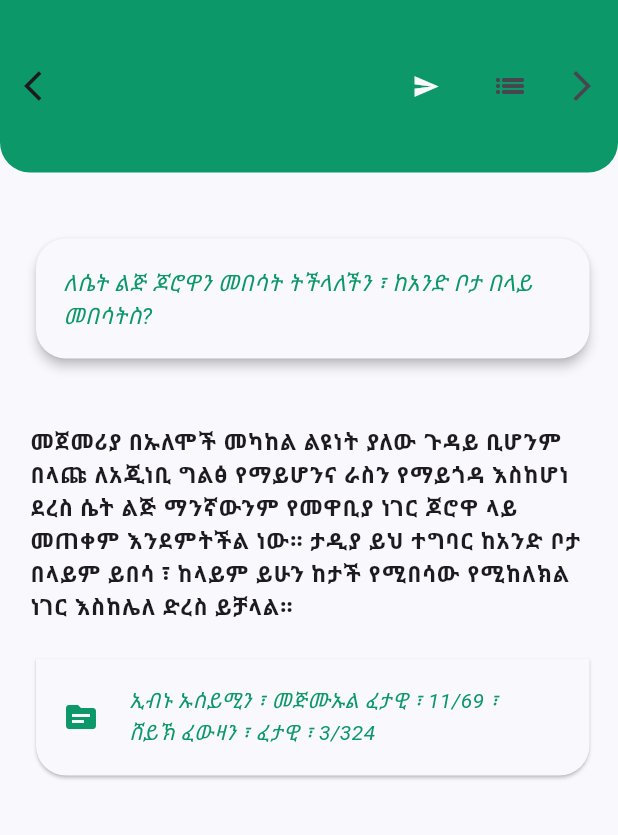
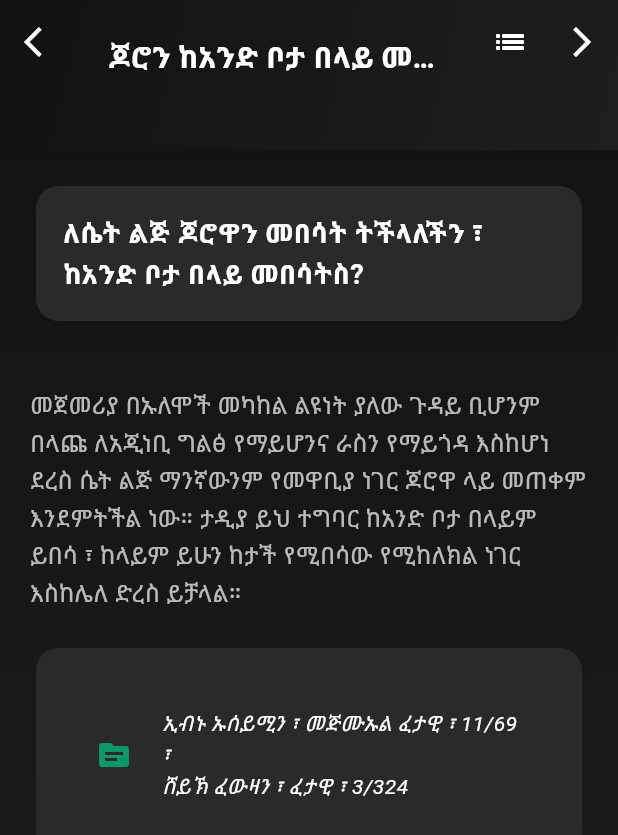
Before and after one commit to abduseK/Ye-Elm-Kazna, a Flutter app: the Page14 screen opened directly, after a tap on the "arrow back ios" icon, on a phone screen of 412 x 824 dp. Shown: the top 835 px of the screen. Run offline on Flutter 3.47's test engine with Material 3 defaults, Android fonts, the light colour scheme and no system bars; our stand-ins replace marquee, share.

Commit message:
update on Setoch part 2 page UI

```diff
--- a/lib/pages/page14.dart
+++ b/lib/pages/page14.dart
@@ -1,160 +1,167 @@
 import 'package:flutter/material.dart';
-import 'package:ye_elm_kazna/constants.dart';
 import 'package:ye_elm_kazna/files/listfiles6.dart';
-import 'package:share/share.dart';
-
-
+import 'package:ye_elm_kazna/widgets/refractor_widgets.dart';
 
 class Page14 extends StatefulWidget {
-
-
-
   @override
-
   _Page14State createState() => _Page14State();
 }
 
 class _Page14State extends State<Page14> {
-
-
-
-  @override
-
   int barNumber = 18;
   int textNumber = 18;
   int sourceNumber = 18;
   int questionNumber = 18;
 
+  void updateNumbers(int change) {
+    setState(() {
+      barNumber += change;
+      textNumber += change;
+      sourceNumber += change;
+      questionNumber += change;
+
+      if (barNumber < 18) {
+        barNumber = 18;
+        textNumber = 18;
+        sourceNumber = 18;
+        questionNumber = 18;
+      } else if (barNumber > 36) {
+        barNumber = 36;
+        textNumber = 36;
+        sourceNumber = 36;
+        questionNumber = 36;
+      }
+    });
+  }
+
+  @override
   Widget build(BuildContext context) {
     return Scaffold(
-      backgroundColor: Color(0xFFF9F8FD),
-      appBar: AppBar(
-        flexibleSpace: Text("\n\n\n\n\n\n            " + appTitless7[barNumber],
-        style: TextStyle(
-          color: kBackgroundColor
-        ),
-        ),
-        backgroundColor: Color(0xFF0C9869),
-        toolbarHeight: 115.0,
-        shape: RoundedRectangleBorder(
-          borderRadius: BorderRadius.only(
-            bottomLeft: Radius.circular(20),
-            bottomRight: Radius.circular(20)
-          )
-        ),
-        leading: IconButton(
-          onPressed: () {
-            setState(() {
-              barNumber--;
-              textNumber--;
-              sourceNumber--;
-              questionNumber--;
-              if(barNumber < 18)
-              {
-                barNumber = 18;
-                questionNumber = 18;
-                sourceNumber = 18;
-                textNumber = 18;
-              }
-            });
-          },
-          icon: Icon(Icons.arrow_back_ios),),
-        actions: [
-          TextButton(
-                onPressed: () {
-                  Share.share(
-                    texts7[textNumber],
-                  );
-                },
-                child: Icon(Icons.send,
-                color: kBackgroundColor,),
-
-              ),
-          IconButton(
-              onPressed: () {
-                Navigator.pop(context);
-              },
-              icon: Icon(Icons.list_sharp)
-          ),
-          IconButton(
-            onPressed: () {
-              setState(() {
-                barNumber++;
-                textNumber++;
-                sourceNumber++;
-                questionNumber++;
-                if(barNumber > 36)
-                {
-                  barNumber = 36;
-                  questionNumber = 36;
-                  sourceNumber = 36;
-                  textNumber = 36;
-                }
-
-              });
-            },
-            icon: Icon(Icons.arrow_forward_ios),)
-        ],
-      ),
-      body: SingleChildScrollView(
-        child: Padding(
-          padding: const EdgeInsets.only(left: 20.0, top: 40.0, right: 15.0),
-          child: Column(
-            children: [
-              Card(
-                color: kBackgroundColor,
-                elevation: 3,
-                shape: RoundedRectangleBorder(
-                  borderRadius: BorderRadius.circular(20)
-                ),
-                child: Padding(
-                  padding: const EdgeInsets.all(18.0),
-                  child: Text(questions7[questionNumber],
-                    style: questionTextStyle
+      extendBodyBehindAppBar: true,
+      appBar: PreferredSize(
+        preferredSize: Size.fromHeight(100.0),
+        child: AppBar(
+          backgroundColor: Colors.transparent,
+          elevation: 0,
+          flexibleSpace: Container(
+            decoration: BoxDecoration(
+              gradient: LinearGradient(
+                colors: [Color(0xFF121212), Color(0xFF1E1E1E)], // Dark gradient
+                begin: Alignment.topLeft,
+                end: Alignment.bottomRight,
               ),
             ),
           ),
-              SizedBox(height: 40.0,),
-              Text(
-                texts7[textNumber],
-                style: mainTextStyle
+          centerTitle: true,
+          title: Padding(
+            padding: const EdgeInsets.only(top: 20.0),
+            child: Text(
+              appTitless7[barNumber],
+              style: TextStyle(
+                fontSize: 20,
+                fontWeight: FontWeight.bold,
+                color: Colors.white, // White text for contrast
               ),
-              SizedBox(
-                height: 20.0,
             ),
-
-              Card(
-                  color: kBackgroundColor,
-                  shape: RoundedRectangleBorder(
-                      borderRadius: BorderRadius.only(
-                          bottomLeft: Radius.circular(20),
-                          bottomRight: Radius.circular(20)
-                      )
           ),
-                  child: Padding(
-                    padding: const EdgeInsets.all(18.0),
-                    child: Row(
-                      mainAxisAlignment: MainAxisAlignment.end,
-                      children: [
-                        Icon(Icons.source,
-                          color: kPrimaryColor,),
-                        SizedBox(width: 20.0,),
-                        Expanded(
-                          child: Text(sources7[sourceNumber],
-                            style: TextStyle(
-                                color: Color(0xFF0C9869),
-                                fontStyle: FontStyle.italic
-                            ),),
-                        )
+          leading: IconButton(
+            onPressed: () => updateNumbers(-1),
+            icon: Icon(Icons.arrow_back_ios, color: Colors.white),
+          ),
+          actions: [
+            // IconButton(
+            //   onPressed: () => Share.share(texts[textNumber]),
+            //   icon: Icon(Icons.send, color: Colors.white),
+            // ),
+            IconButton(
+              onPressed: () => Navigator.pop(context),
+              icon: Icon(Icons.list_sharp, color: Colors.white),
+            ),
+            IconButton(
+              onPressed: () => updateNumbers(1),
+              icon: Icon(Icons.arrow_forward_ios, color: Colors.white),
+            ),
           ],
         ),
       ),
-              )
+      body: Stack(
+        children: [
+          // Dark background
+          Container(
+            decoration: BoxDecoration(
+              gradient: LinearGradient(
+                colors: [
+                  Color(0xFF121212),
+                  Color(0xFF1E1E1E)
+                ], // Dark gradient background
+                begin: Alignment.topCenter,
+                end: Alignment.bottomCenter,
+              ),
+            ),
+          ),
+          // Main content
+          SingleChildScrollView(
+            child: Padding(
+              padding:
+                  const EdgeInsets.symmetric(horizontal: 20.0, vertical: 120.0),
+              child: Column(
+                crossAxisAlignment: CrossAxisAlignment.start,
+                children: [
+                  // Question Card
+                  Card(
+                    color: Color(0xFF2A2A2A), // Darker card background
+                    shape: RoundedRectangleBorder(
+                      borderRadius: BorderRadius.circular(15),
+                    ),
+                    elevation: 2, // Minimal shadow
+                    shadowColor: Colors.black.withOpacity(0.5),
+                    child: Padding(
+                      padding: const EdgeInsets.all(18.0),
+                      child: Text(
+                        questions7[questionNumber],
+                        style: TextStyle(
+                          fontSize: 18,
+                          fontWeight: FontWeight.w600,
+                          color: Colors.white, // Light text for contrast
+                        ),
+                      ),
+                    ),
+                  ),
+                  SizedBox(height: 40.0),
 
+                  // Main Text Content
+                  Text(
+                    texts7[textNumber],
+                    style: TextStyle(
+                      fontSize: 16,
+                      color: Colors
+                          .white70, // Slightly muted white text for body content
+                      height: 1.5,
+                    ),
+                  ),
+
+                  SizedBox(height: 20.0),
+
+                  // Source Card
+                  Card(
+                    color: Color(
+                        0xFF2A2A2A), // Same dark background for consistency
+                    shape: RoundedRectangleBorder(
+                      borderRadius: BorderRadius.circular(15),
+                    ),
+                    elevation: 2, // Subtle shadow
+                    shadowColor: Colors.black.withOpacity(0.5),
+                    child: Padding(
+                      padding: const EdgeInsets.all(18.0),
+                      child: NewCard7(sourceNumber: sourceNumber),
+                    ),
+                  ),
                 ],
               ),
             ),
           ),
+        ],
+      ),
     );
   }
 }
```
Lines whose indentation alone changed are shown as unchanged.
